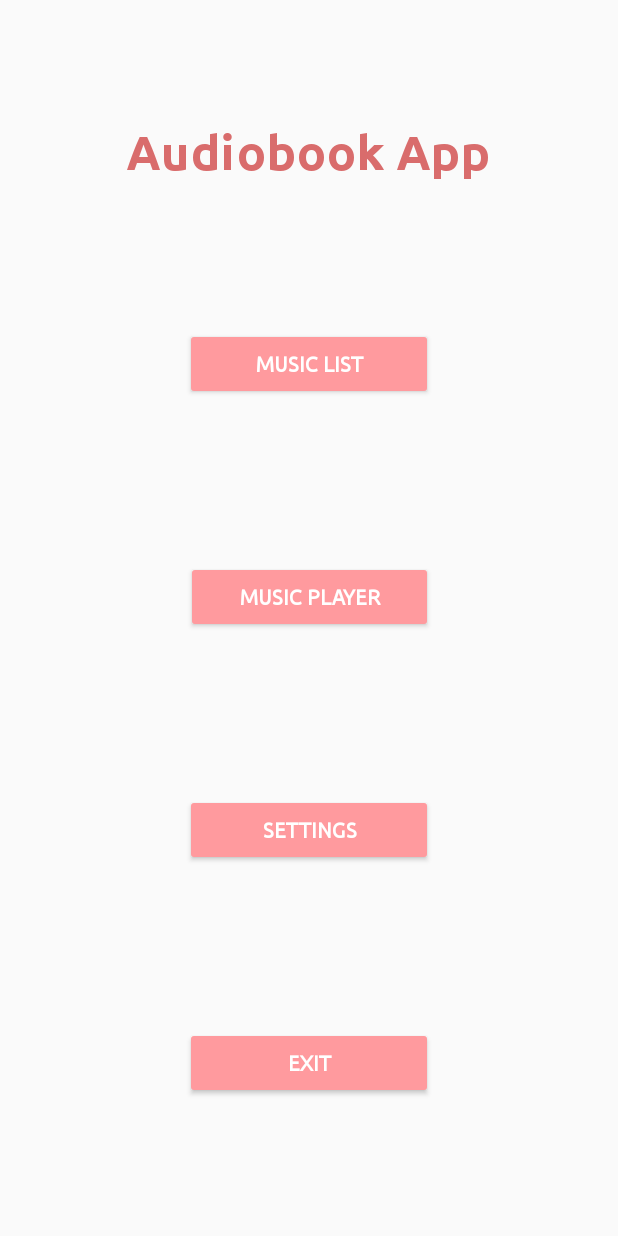
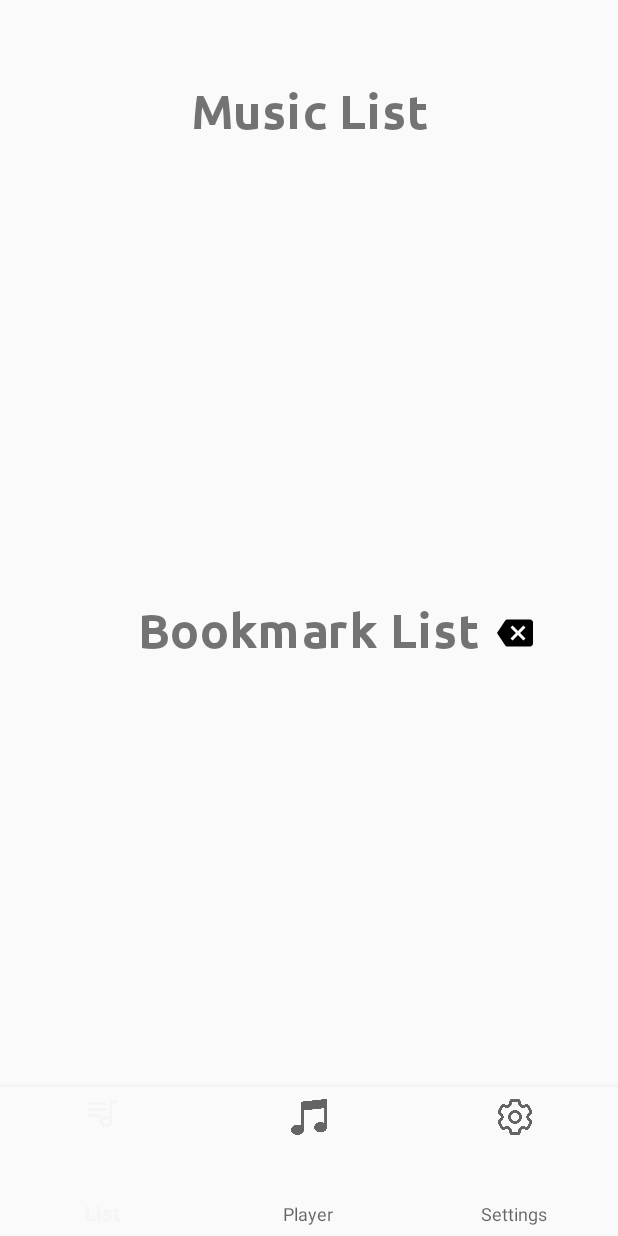
Before and after one commit to huaji1hao/Android_Music_App, an Android app: the layout activity_main.xml on its own in the app's theme, with its tools: preview values and no code run, on a phone screen of 412 x 824 dp. Run offline under Robolectric (Android 15) with nearby library versions, the light colour scheme and no system bars.

Commit message:
add navigation bar

```diff
--- a/app/src/main/AndroidManifest.xml
+++ b/app/src/main/AndroidManifest.xml
@@ -38,11 +38,9 @@
             android:exported="true">
             <intent-filter>
                 <action android:name="android.intent.action.MAIN" />
-
                 <category android:name="android.intent.category.LAUNCHER" />
             </intent-filter>
         </activity>
-        <activity android:name=".activity.ListActivity" />
         <activity android:name=".activity.PlayerActivity" />
         <activity android:name=".activity.SettingActivity" />
     </application>
--- a/app/src/main/java/com/example/cwk_mwe/activity/BaseActivity.java
+++ b/app/src/main/java/com/example/cwk_mwe/activity/BaseActivity.java
@@ -24,7 +24,7 @@ public class BaseActivity extends AppCompatActivity {
 
     protected void applyBackgroundColor() {
         SharedPreferences prefs = getSharedPreferences(PREFS_NAME, MODE_PRIVATE);
-        int defaultColor = Color.parseColor("#FAD0C4");
+        int defaultColor = Color.parseColor("#CFC7F8");
         int color = prefs.getInt(KEY_BACKGROUND_COLOR, defaultColor);
         getWindow().getDecorView().setBackgroundColor(color);
     }
@@ -36,4 +36,5 @@ public class BaseActivity extends AppCompatActivity {
         editor.apply();
         applyBackgroundColor();
     }
+
 }
--- a/app/src/main/java/com/example/cwk_mwe/activity/SettingActivity.java
+++ b/app/src/main/java/com/example/cwk_mwe/activity/SettingActivity.java
@@ -51,8 +51,8 @@ public class SettingActivity extends BaseActivity {
         ImageView changeColorButton3 = findViewById(R.id.change_color_button3);
 
         changeColorButton1.setOnClickListener(v -> applyBackgroundColor(0xFFFAD0C4));
-        changeColorButton2.setOnClickListener(v -> applyBackgroundColor(0xFF8ec5fc));
-        changeColorButton3.setOnClickListener(v -> applyBackgroundColor(0xffe0c3fc));
+        changeColorButton2.setOnClickListener(v -> applyBackgroundColor(0xFFCFC7F8));
+        changeColorButton3.setOnClickListener(v -> applyBackgroundColor(0xffE0C3FC));
 
         ImageButton backButton = findViewById(R.id.back_button0);
         backButton.setOnClickListener(v -> finish());
--- a/app/src/main/java/com/example/cwk_mwe/service/AudioPlayerService.java
+++ b/app/src/main/java/com/example/cwk_mwe/service/AudioPlayerService.java
@@ -15,6 +15,7 @@ import android.widget.Toast;
 
 import androidx.annotation.Nullable;
 
+import com.example.cwk_mwe.utils.EnhancedAudiobookPlayer;
 import com.example.cwk_mwe.utils.AppUtils;
 import com.example.cwk_mwe.utils.AudiobookPlayer;
 import com.example.cwk_mwe.utils.MusicCard;
@@ -26,7 +27,7 @@ import java.util.ArrayList;
 public class AudioPlayerService extends Service {
     private final IBinder binder = new LocalBinder();
     private Handler handler;
-    private AudiobookPlayer audiobookPlayer;
+    private EnhancedAudiobookPlayer audiobookPlayer;
     private ArrayList<MusicCard> musicList;
     private int currentIndex = -1;
     private float playbackSpeed = 1;
@@ -34,7 +35,7 @@ public class AudioPlayerService extends Service {
     @Override
     public void onCreate() {
         super.onCreate();
-        audiobookPlayer = new AudiobookPlayer();
+        audiobookPlayer = new EnhancedAudiobookPlayer();
         playbackSpeed = loadPlaybackSpeed();
         audiobookPlayer.setOnCompletionListener(this::playNext);
         Log.d("AudioPlayerService", "Service created");
--- a/app/src/main/java/com/example/cwk_mwe/utils/AppUtils.java
+++ b/app/src/main/java/com/example/cwk_mwe/utils/AppUtils.java
@@ -4,12 +4,15 @@ import android.Manifest;
 import android.app.Activity;
 import android.content.pm.PackageManager;
 import android.media.MediaMetadataRetriever;
+import android.os.Build;
 import android.os.Environment;
 import android.util.Log;
 
 import androidx.appcompat.app.AlertDialog;
 import androidx.core.app.ActivityCompat;
 import androidx.core.content.ContextCompat;
+
+import com.example.cwk_mwe.service.NotificationService;
 
 import org.json.JSONException;
 import org.json.JSONObject;
--- a/app/src/main/res/layout/activity_main.xml
+++ b/app/src/main/res/layout/activity_main.xml
@@ -7,91 +7,91 @@
     android:layout_height="match_parent"
     tools:context=".activity.MainActivity">
 
+
     <TextView
-        android:id="@+id/textView"
+        android:id="@+id/list_text"
         android:layout_width="wrap_content"
         android:layout_height="wrap_content"
+        android:layout_marginTop="64dp"
         android:fontFamily="@font/ubuntu_bold"
         android:scaleX="2"
         android:scaleY="2"
-        android:text="Audiobook App"
-        android:textColor="#D96C6C"
+        android:text="Music List"
         android:textSize="16sp"
         android:textStyle="bold"
-        app:layout_constraintBottom_toTopOf="@+id/list_button"
+        app:layout_constraintEnd_toEndOf="parent"
+        app:layout_constraintStart_toStartOf="parent"
+        app:layout_constraintTop_toTopOf="parent" />
+
+    <TextView
+        android:id="@+id/list_text1"
+        android:layout_width="wrap_content"
+        android:layout_height="wrap_content"
+        android:layout_marginTop="410dp"
+        android:fontFamily="@font/ubuntu_bold"
+        android:scaleX="2"
+        android:scaleY="2"
+        android:text="Bookmark List"
+        android:textSize="16sp"
+        android:textStyle="bold"
+        app:layout_constraintEnd_toEndOf="parent"
+        app:layout_constraintHorizontal_bias="0.498"
+        app:layout_constraintStart_toStartOf="parent"
+        app:layout_constraintTop_toTopOf="parent" />
+
+    <androidx.constraintlayout.widget.Guideline
+        android:id="@+id/guideline"
+        android:layout_width="wrap_content"
+        android:layout_height="wrap_content"
+        android:orientation="horizontal"
+        app:layout_constraintGuide_begin="16dp" />
+
+    <androidx.recyclerview.widget.RecyclerView
+        android:id="@+id/music_recycler_view"
+        android:layout_width="wrap_content"
+        android:layout_height="wrap_content"
+        android:scrollbars="vertical"
+        app:layout_constraintBottom_toBottomOf="parent"
+        app:layout_constraintEnd_toEndOf="parent"
+        app:layout_constraintStart_toStartOf="parent"
+        app:layout_constraintTop_toTopOf="parent"
+        app:layout_constraintVertical_bias="0.225" />
+
+    <androidx.recyclerview.widget.RecyclerView
+        android:id="@+id/bookmark_recycler_view"
+        android:layout_width="wrap_content"
+        android:layout_height="wrap_content"
+        android:layout_marginTop="25dp"
+        android:scrollbars="vertical"
+        app:layout_constraintBottom_toBottomOf="parent"
         app:layout_constraintEnd_toEndOf="parent"
         app:layout_constraintHorizontal_bias="0.5"
         app:layout_constraintStart_toStartOf="parent"
-        app:layout_constraintTop_toTopOf="parent"
-        app:layout_constraintVertical_bias="0.5"
-        tools:ignore="MissingConstraints" />
+        app:layout_constraintTop_toBottomOf="@id/list_text1"
+        app:layout_constraintVertical_bias="0.225" />
 
-    <Button
-        android:id="@+id/list_button"
+    <ImageView
+        android:id="@+id/clear_button"
+        android:layout_width="wrap_content"
+        android:layout_height="wrap_content"
+        android:layout_marginStart="12dp"
+        android:src="@drawable/backspace"
+        app:layout_constraintBottom_toBottomOf="@id/list_text1"
+        app:layout_constraintEnd_toEndOf="parent"
+        app:layout_constraintHorizontal_bias="0.5"
+        app:layout_constraintStart_toEndOf="@id/list_text1"
+        app:layout_constraintTop_toTopOf="@id/list_text1"
+        app:layout_constraintVertical_bias="0.0" />
+
+    <com.google.android.material.bottomnavigation.BottomNavigationView
+        android:id="@+id/bottom_navigation"
         android:layout_width="0dp"
-        android:layout_height="wrap_content"
-        android:layout_marginTop="16dp"
-        android:backgroundTint="#FF9A9E"
-        android:fontFamily="@font/ubuntu_regular"
-        android:text="Music List"
-        android:textColor="#FFFFFF"
-        android:textStyle="bold"
-        app:layout_constraintBottom_toTopOf="@+id/player_button"
-        app:layout_constraintEnd_toEndOf="parent"
-        app:layout_constraintStart_toStartOf="parent"
-        app:layout_constraintTop_toBottomOf="@+id/textView"
-        app:layout_constraintVertical_bias="0.5"
-        app:layout_constraintWidth_percent="0.4" />
-
-    <Button
-        android:id="@+id/player_button"
-        android:layout_width="0dp"
-        android:layout_height="wrap_content"
-        android:layout_marginTop="16dp"
-        android:backgroundTint="#FF9A9E"
-        android:fontFamily="@font/ubuntu_regular"
-        android:text="Music Player"
-        android:textColor="#FFFFFF"
-        android:textStyle="bold"
-        app:layout_constraintBottom_toTopOf="@+id/settings_button"
-        app:layout_constraintEnd_toEndOf="parent"
-        app:layout_constraintHorizontal_bias="0.502"
-        app:layout_constraintStart_toStartOf="parent"
-        app:layout_constraintTop_toBottomOf="@+id/list_button"
-        app:layout_constraintVertical_bias="0.5"
-        app:layout_constraintWidth_percent="0.4" />
-
-    <Button
-        android:id="@+id/settings_button"
-        android:layout_width="0dp"
-        android:layout_height="wrap_content"
-        android:layout_marginTop="16dp"
-        android:backgroundTint="#FF9A9E"
-        android:fontFamily="@font/ubuntu_regular"
-        android:text="Settings"
-        android:textColor="#FFFFFF"
-        android:textStyle="bold"
-        app:layout_constraintBottom_toTopOf="@+id/exit_button"
-        app:layout_constraintEnd_toEndOf="parent"
-        app:layout_constraintStart_toStartOf="parent"
-        app:layout_constraintTop_toBottomOf="@+id/player_button"
-        app:layout_constraintVertical_bias="0.5"
-        app:layout_constraintWidth_percent="0.4" />
-
-    <Button
-        android:id="@+id/exit_button"
-        android:layout_width="0dp"
-        android:layout_height="wrap_content"
-        android:layout_marginTop="16dp"
-        android:backgroundTint="#FF9A9E"
-        android:fontFamily="@font/ubuntu_regular"
-        android:text="Exit"
-        android:textColor="#FFFFFF"
-        android:textStyle="bold"
+        android:layout_height="99dp"
+        android:background="?android:attr/windowBackground"
         app:layout_constraintBottom_toBottomOf="parent"
         app:layout_constraintEnd_toEndOf="parent"
         app:layout_constraintStart_toStartOf="parent"
-        app:layout_constraintTop_toBottomOf="@+id/settings_button"
-        app:layout_constraintVertical_bias="0.5"
-        app:layout_constraintWidth_percent="0.4" />
+        app:menu="@menu/bottom_nav_menu" />
+
+
 </androidx.constraintlayout.widget.ConstraintLayout>
--- /dev/null
+++ b/app/src/main/res/menu/bottom_nav_menu.xml
@@ -0,0 +1,15 @@
+<?xml version="1.0" encoding="utf-8"?>
+<menu xmlns:android="http://schemas.android.com/apk/res/android">
+    <item
+        android:id="@+id/navigation_list"
+        android:icon="@drawable/ic_list"
+        android:title="List" />
+    <item
+        android:id="@+id/navigation_player"
+        android:icon="@drawable/ic_player"
+        android:title="Player" />
+    <item
+        android:id="@+id/navigation_settings"
+        android:icon="@drawable/ic_settings"
+        android:title="Settings" />
+</menu>
```
Also changed, not shown: app/src/main/java/com/example/cwk_mwe/activity/ListActivity.java (deleted, +0 -118 lines), app/src/main/java/com/example/cwk_mwe/activity/MainActivity.java (+117 -34 lines), app/src/main/java/com/example/cwk_mwe/utils/AudiobookPlayer.java (+5 -13 lines), app/src/main/java/com/example/cwk_mwe/utils/EnhancedAudiobookPlayer.java (added, +34 -0 lines), app/src/main/res/layout/activity_list.xml (deleted, +0 -104 lines), app/src/main/res/drawable/change_color_button2.png, app/src/main/res/drawable/ic_list.png (added), app/src/main/res/drawable/ic_player.png (added), app/src/main/res/drawable/ic_settings.png (added).
